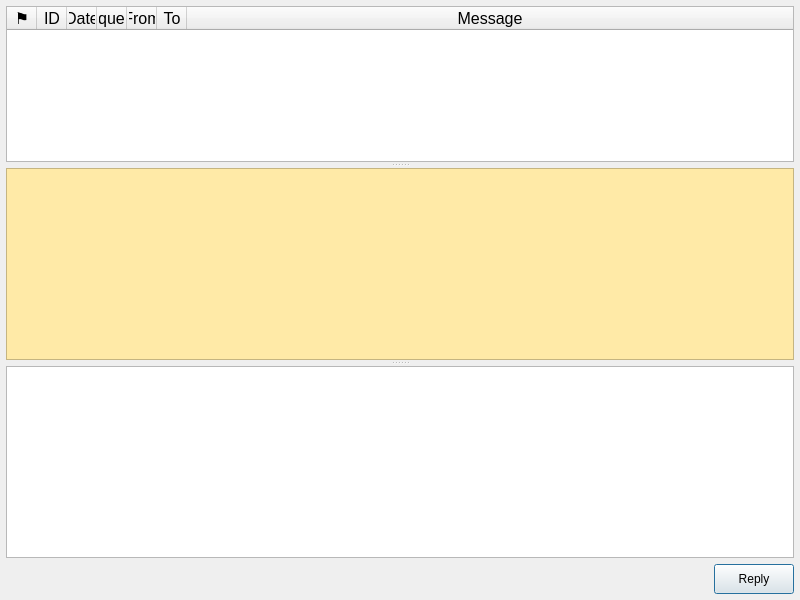
Before: the Qt Designer form messagewindow.ui in qcmiao1998/js8call, drawn with Qt 5.
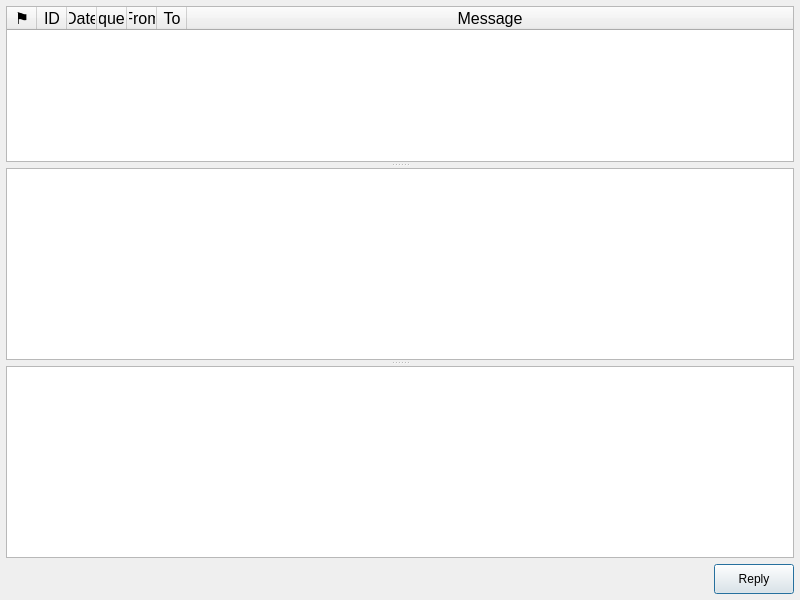
After: the same form once the commit is applied.

Commit message: Fixed #185: message inbox should show the full message text

What changed in the file:
```diff
--- a/messagewindow.ui
+++ b/messagewindow.ui
@@ -164,7 +164,7 @@
        <bool>false</bool>
       </property>
       <property name="styleSheet">
-       <string notr="true">QTextEdit { background-color:#ffeaa7; }</string>
+       <string notr="true">QTextEdit { /*background-color:#ffeaa7*/; }</string>
       </property>
      </widget>
      <widget class="QTextEdit" name="replytextEdit">
```
Left out of the diff: 4 changed lines with no effect on the pictures.
